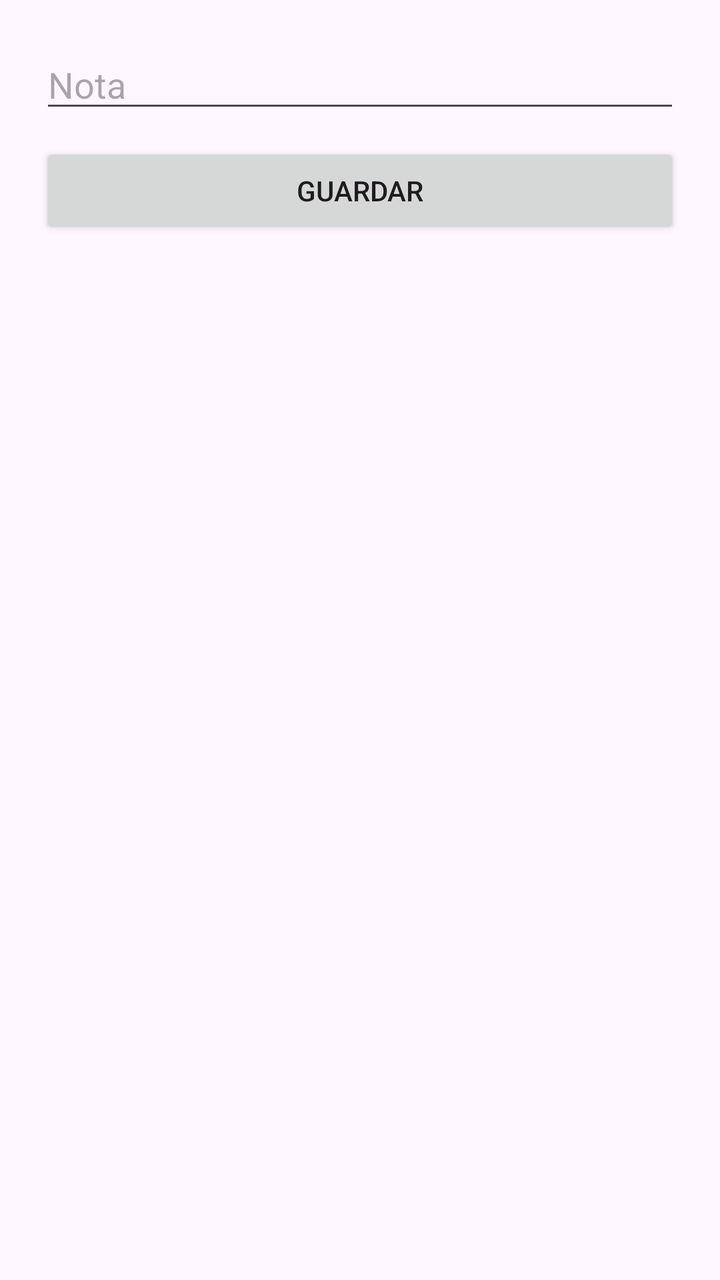
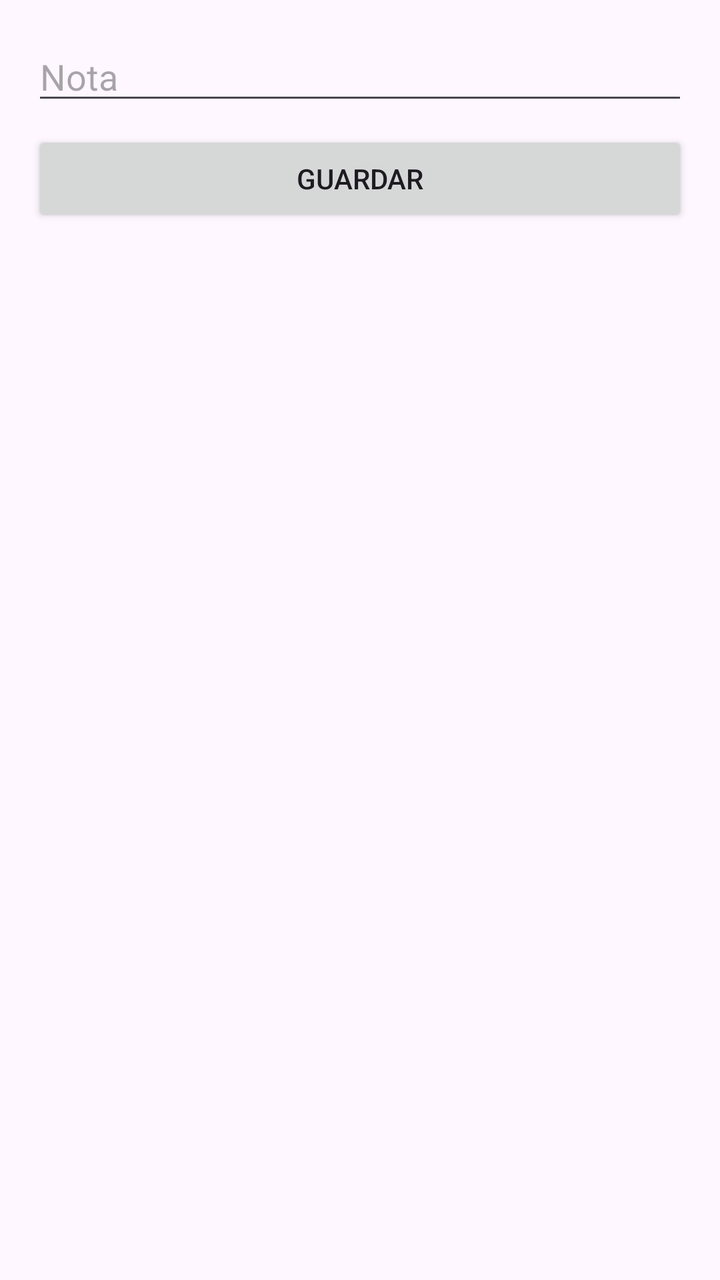

Compare the two renders of this Android layout. The source of the first and the diff that turns it into the second are given below.
<!-- AndroidManifest.xml: application theme Theme.ServidorCaseroApp -->
<!-- res/layout/activity_main.xml -->
<?xml version="1.0" encoding="utf-8"?>
<LinearLayout xmlns:android="http://schemas.android.com/apk/res/android"
    android:layout_width="match_parent"
    android:layout_height="match_parent"
    android:orientation="vertical"
    android:padding="20dp">

    <EditText
        android:id="@+id/etNota"
        android:layout_width="match_parent"
        android:layout_height="wrap_content"
        android:hint="@string/hint_nota" />

    <Button
        android:id="@+id/btnEnviar"
        android:layout_width="match_parent"
        android:layout_height="wrap_content"
        android:layout_marginTop="10dp"
        android:text="@string/btn_enviar" />

    <TextView
        android:id="@+id/tvResultado"
        android:layout_width="match_parent"
        android:layout_height="wrap_content"
        android:layout_marginTop="20dp"
        android:textSize="16sp" />
</LinearLayout>
<!-- resources referenced by this layout -->
<resources>
  <string name="btn_enviar">Guardar</string>
  <string name="hint_nota">Nota</string>
  <style name="Theme.ServidorCaseroApp" parent="Base.Theme.ServidorCaseroApp" />
  <style name="Base.Theme.ServidorCaseroApp" parent="Theme.Material3.DayNight.NoActionBar">
          
          
      </style>
</resources>

<!-- the commit's change to res/layout/activity_main.xml (unified diff, before → after) -->
@@ -3,7 +3,7 @@
     android:layout_width="match_parent"
     android:layout_height="match_parent"
     android:orientation="vertical"
-    android:padding="20dp">
+    android:padding="16dp">
 
     <EditText
         android:id="@+id/etNota"
@@ -15,13 +15,14 @@
         android:id="@+id/btnEnviar"
         android:layout_width="match_parent"
         android:layout_height="wrap_content"
-        android:layout_marginTop="10dp"
+        android:layout_marginTop="8dp"
         android:text="@string/btn_enviar" />
 
-    <TextView
-        android:id="@+id/tvResultado"
+    <androidx.recyclerview.widget.RecyclerView
+        android:id="@+id/rvNotas"
         android:layout_width="match_parent"
-        android:layout_height="wrap_content"
-        android:layout_marginTop="20dp"
-        android:textSize="16sp" />
+        android:layout_height="0dp"
+        android:layout_marginTop="16dp"
+        android:layout_weight="1" />
+
 </LinearLayout>
